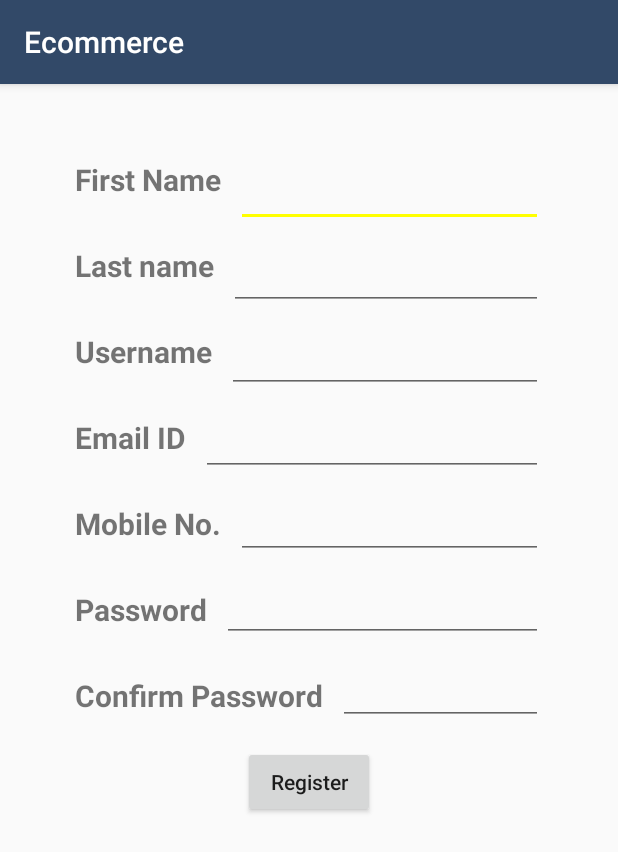
After one commit to vaibhavdangayachvd/Ecommerce, an Android app: the Register screen opened directly, with no data from a screen before it, on a phone screen of 412 x 824 dp. The commit adds this screen. Shown: the top 852 px of the screen. Run offline under Robolectric (Android 15) with nearby library versions, the phone set to English and light mode, and no system bars.

Commit message:
Added login and register layouts and code refactor

```diff
--- a/app/build.gradle
+++ b/app/build.gradle
@@ -28,6 +28,8 @@ dependencies {
     implementation 'de.hdodenhof:circleimageview:3.0.0'
     implementation 'me.imid.swipebacklayout.lib:library:1.0.0'
     implementation project(':library')
+    implementation 'androidx.appcompat:appcompat:1.0.2'
+    implementation 'androidx.constraintlayout:constraintlayout:1.1.3'
     testImplementation 'junit:junit:4.12'
     androidTestImplementation 'com.android.support.test:runner:1.0.2'
     androidTestImplementation 'com.android.support.test.espresso:espresso-core:3.0.2'
--- /dev/null
+++ b/app/src/main/java/com/example/ecommerce/Register.java
@@ -0,0 +1,14 @@
+package com.example.ecommerce;
+
+import androidx.appcompat.app.AppCompatActivity;
+
+import android.os.Bundle;
+
+public class Register extends AppCompatActivity {
+
+    @Override
+    protected void onCreate(Bundle savedInstanceState) {
+        super.onCreate(savedInstanceState);
+        setContentView(R.layout.activity_register);
+    }
+}
--- /dev/null
+++ b/app/src/main/res/layout/activity_register.xml
@@ -0,0 +1,178 @@
+<?xml version="1.0" encoding="utf-8"?>
+<RelativeLayout xmlns:android="http://schemas.android.com/apk/res/android"
+    xmlns:tools="http://schemas.android.com/tools"
+    android:layout_width="match_parent"
+    android:orientation="vertical"
+    android:padding="50dp"
+    android:layout_height="match_parent"
+    tools:context=".Register">
+
+    <TextView
+        android:id="@+id/Enter_First_name"
+        android:layout_width="wrap_content"
+        android:layout_height="wrap_content"
+        android:text="First Name"
+        android:textSize="20sp"
+        android:textStyle="bold"
+        tools:ignore="HardcodedText" />
+
+    <EditText
+        android:id="@+id/First_name"
+        android:layout_width="match_parent"
+        android:layout_height="wrap_content"
+        android:layout_marginStart="10dp"
+        android:layout_toEndOf="@id/Enter_First_name"
+        android:ems="10"
+        android:inputType="textPersonName"
+        tools:ignore="Autofill,LabelFor" />
+    <TextView
+        android:id="@+id/Enter_Last_name"
+        android:layout_width="wrap_content"
+        android:layout_height="wrap_content"
+        android:text="Last name"
+        android:layout_marginTop="30dp"
+        android:layout_below="@id/Enter_First_name"
+        android:textSize="20sp"
+        android:textStyle="bold"
+        tools:ignore="HardcodedText" />
+
+    <EditText
+        android:id="@+id/Last_name"
+        android:layout_width="match_parent"
+        android:layout_height="wrap_content"
+        android:layout_below="@id/First_name"
+        android:layout_marginTop="10dp"
+        android:layout_marginStart="10dp"
+        android:layout_toEndOf="@id/Enter_Last_name"
+        android:ems="10"
+        android:inputType="textPersonName"
+        tools:ignore="Autofill,LabelFor" />
+    <TextView
+        android:id="@+id/Enter_username"
+        android:layout_width="wrap_content"
+        android:layout_height="wrap_content"
+        android:text="Username"
+        android:layout_marginTop="30dp"
+        android:layout_below="@id/Enter_Last_name"
+        android:textSize="20sp"
+        android:textStyle="bold"
+        tools:ignore="HardcodedText" />
+
+    <EditText
+        android:id="@+id/username"
+        android:layout_width="match_parent"
+        android:layout_height="wrap_content"
+        android:layout_below="@id/Last_name"
+        android:layout_marginTop="10dp"
+        android:layout_marginStart="10dp"
+        android:layout_toEndOf="@id/Enter_username"
+        android:ems="10"
+        android:inputType="textPersonName"
+        tools:ignore="Autofill,LabelFor" />
+    <TextView
+        android:id="@+id/Enter_email_id"
+        android:layout_width="wrap_content"
+        android:layout_height="wrap_content"
+        android:text="Email ID"
+        android:layout_marginTop="30dp"
+        android:layout_below="@id/Enter_username"
+        android:textSize="20sp"
+        android:textStyle="bold"
+        tools:ignore="HardcodedText" />
+
+    <EditText
+        android:id="@+id/email_id"
+        android:layout_width="match_parent"
+        android:layout_height="wrap_content"
+        android:layout_below="@id/username"
+        android:layout_marginStart="10dp"
+        android:layout_marginTop="10dp"
+        android:layout_toEndOf="@id/Enter_email_id"
+        android:ems="10"
+        android:inputType="textPersonName"
+        tools:ignore="Autofill,LabelFor,TextFields" />
+    <TextView
+        android:id="@+id/Enter_mobile_no."
+        android:layout_width="wrap_content"
+        android:layout_height="wrap_content"
+        android:text="Mobile No."
+        android:layout_marginTop="30dp"
+        android:layout_below="@id/Enter_email_id"
+        android:textSize="20sp"
+        android:textStyle="bold"
+        tools:ignore="HardcodedText" />
+
+    <EditText
+        android:id="@+id/mobile_no."
+        android:layout_width="match_parent"
+        android:layout_height="wrap_content"
+        android:layout_below="@id/email_id"
+        android:layout_marginStart="10dp"
+        android:layout_marginTop="10dp"
+        android:layout_toEndOf="@id/Enter_mobile_no."
+        android:ems="10"
+        android:inputType="textPersonName"
+        tools:ignore="Autofill,LabelFor,TextFields" />
+    <TextView
+        android:id="@+id/Enter_password"
+        android:layout_width="wrap_content"
+        android:layout_height="wrap_content"
+        android:text="Password"
+        android:layout_marginTop="30dp"
+        android:layout_below="@id/Enter_mobile_no."
+        android:textSize="20sp"
+        android:textStyle="bold"
+        tools:ignore="HardcodedText" />
+
+    <EditText
+        android:id="@+id/password"
+        android:layout_width="match_parent"
+        android:layout_height="wrap_content"
+        android:layout_below="@id/mobile_no."
+        android:layout_marginStart="10dp"
+        android:layout_toEndOf="@id/Enter_password"
+        android:ems="10"
+        android:layout_marginTop="10dp"
+        android:inputType="textPassword"
+        tools:ignore="Autofill,LabelFor,TextFields" />
+    <TextView
+        android:id="@+id/Enter_confirm_password"
+        android:layout_width="wrap_content"
+        android:layout_height="wrap_content"
+        android:text="Confirm Password"
+        android:layout_marginTop="30dp"
+        android:layout_below="@id/Enter_password"
+        android:textSize="20sp"
+        android:textStyle="bold"
+        tools:ignore="HardcodedText" />
+
+    <EditText
+        android:id="@+id/confirm_password"
+        android:layout_width="match_parent"
+        android:layout_height="wrap_content"
+        android:layout_below="@id/password"
+        android:layout_marginStart="10dp"
+        android:layout_toEndOf="@id/Enter_confirm_password"
+        android:ems="10"
+        android:layout_marginTop="10dp"
+        android:inputType="textPassword"
+        tools:ignore="Autofill,LabelFor,TextFields" />
+    <Button
+        android:layout_width="wrap_content"
+        android:id="@+id/register"
+        android:layout_height="wrap_content"
+        android:textAllCaps="false"
+        android:text="Register"
+        android:layout_marginTop="20dp"
+        android:layout_centerHorizontal="true"
+        android:layout_below="@id/Enter_confirm_password"
+        tools:ignore="HardcodedText" />
+    <TextView
+        android:layout_width="wrap_content"
+        android:layout_height="wrap_content"
+        android:layout_marginTop="30dp"
+        android:layout_centerHorizontal="true"
+        android:layout_below="@id/register"
+        />
+
+</RelativeLayout>
--- a/cmlibrary1/src/main/java/com/hitomi/cmlibrary/CircleMenu.java
+++ b/cmlibrary1/src/main/java/com/hitomi/cmlibrary/CircleMenu.java
@@ -17,7 +17,7 @@ import android.graphics.Shader;
 import android.graphics.drawable.BitmapDrawable;
 import android.graphics.drawable.Drawable;
 import android.graphics.drawable.GradientDrawable;
-import android.support.v4.graphics.ColorUtils;
+//  import android.support.v4.graphics.ColorUtils;
 import android.util.AttributeSet;
 import android.view.MotionEvent;
 import android.view.View;
@@ -25,6 +25,8 @@ import android.view.animation.AccelerateDecelerateInterpolator;
 import android.view.animation.AnticipateInterpolator;
 import android.view.animation.LinearInterpolator;
 import android.view.animation.OvershootInterpolator;
+
+import androidx.core.graphics.ColorUtils;
 
 import java.util.ArrayList;
 import java.util.List;
```
Also changed, not shown: app/src/main/AndroidManifest.xml (+6 -3 lines), app/src/main/java/com/example/ecommerce/GetImageLoader.java (added, +50 -0 lines), app/src/main/java/com/example/ecommerce/Home.java (added, +43 -0 lines), app/src/main/java/com/example/ecommerce/Login.java (added, +14 -0 lines), app/src/main/java/com/example/ecommerce/MainActivity.java (+11 -2 lines), app/src/main/java/com/example/ecommerce/SplashScreen.java (deleted, +0 -29 lines), app/src/main/res/layout/activity_home.xml (added, +78 -0 lines), app/src/main/res/layout/activity_login.xml (added, +59 -0 lines), app/src/main/res/layout/activity_splash_screen.xml (deleted, +0 -10 lines), app/src/main/res/layout/getimageloader.xml (added, +25 -0 lines), app/src/main/res/drawable/popular_backgroud.jpg (added), app/src/main/res/drawable/preview_home.jpg (added), app/src/main/res/drawable/search.jpg (added).
